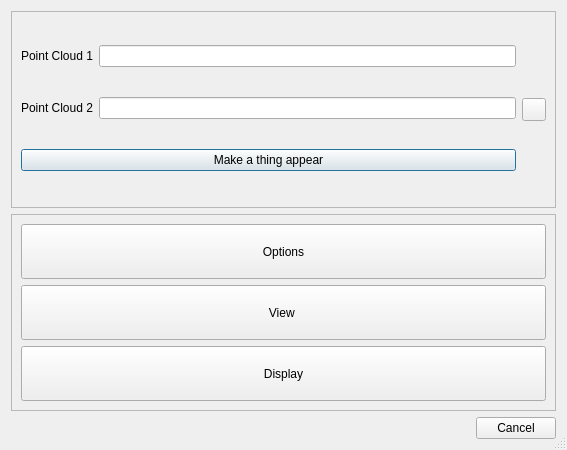
Before: the Qt Designer form plugins/qCMAT/ui/dlg.ui in SuzanaLucia/qCMAT, drawn with Qt 5.
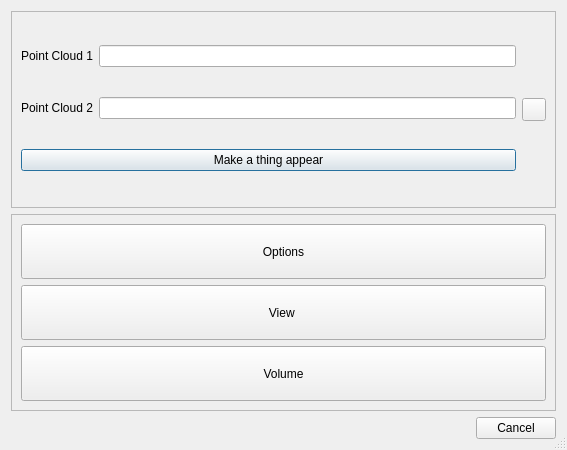
After: the same form once the commit is applied. Icons and pictures are not drawn.

The edit to the form file:
```diff
--- a/plugins/qCMAT/ui/dlg.ui
+++ b/plugins/qCMAT/ui/dlg.ui
@@ -137,7 +137,7 @@
          <string>Generate and display the processed cloud point.</string>
         </property>
         <property name="text">
-         <string>Display</string>
+         <string>Volume</string>
         </property>
        </widget>
       </item>
```
Left out of the diff: 6 changed lines with no effect on the pictures.
